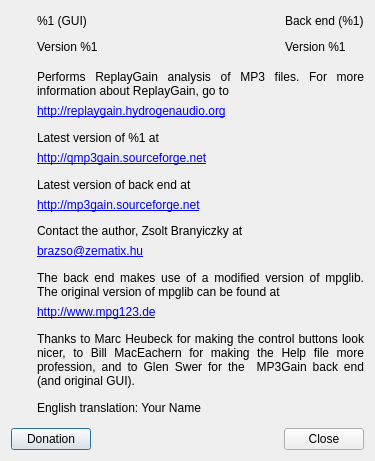
First picture: the form in src/aboutdialog.ui, repository lgbaldoni/qmp3gain-qt5, before the edit.
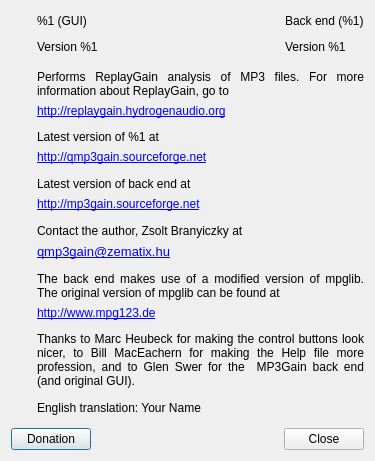
Second picture: the form after the edit. Icons and pictures are not drawn.

Commit message: modified author's email address

```diff
--- a/src/aboutdialog.ui
+++ b/src/aboutdialog.ui
@@ -258,7 +258,11 @@
           </font>
          </property>
          <property name="text">
-          <string notr="true">&lt;a href=&quot;mailto:brazso@zematix.hu&quot;&gt;brazso@zematix.hu&lt;/a&gt;</string>
+          <string notr="true">&lt;!DOCTYPE HTML PUBLIC &quot;-//W3C//DTD HTML 4.0//EN&quot; &quot;http://www.w3.org/TR/REC-html40/strict.dtd&quot;&gt;
+&lt;html&gt;&lt;head&gt;&lt;meta name=&quot;qrichtext&quot; content=&quot;1&quot; /&gt;&lt;style type=&quot;text/css&quot;&gt;
+p, li { white-space: pre-wrap; }
+&lt;/style&gt;&lt;/head&gt;&lt;body style=&quot; font-family:'Sans Serif'; font-size:10pt; font-weight:400; font-style:normal;&quot;&gt;
+&lt;p style=&quot; margin-top:0px; margin-bottom:0px; margin-left:0px; margin-right:0px; -qt-block-indent:0; text-indent:0px;&quot;&gt;&lt;a href=&quot;mailto:qmp3gain@zematix.hu&quot;&gt;&lt;span style=&quot; text-decoration: underline; color:#0000ff;&quot;&gt;qmp3gain@zematix.hu&lt;/span&gt;&lt;/a&gt;&lt;/p&gt;&lt;/body&gt;&lt;/html&gt;</string>
          </property>
          <property name="openExternalLinks">
           <bool>true</bool>
```
